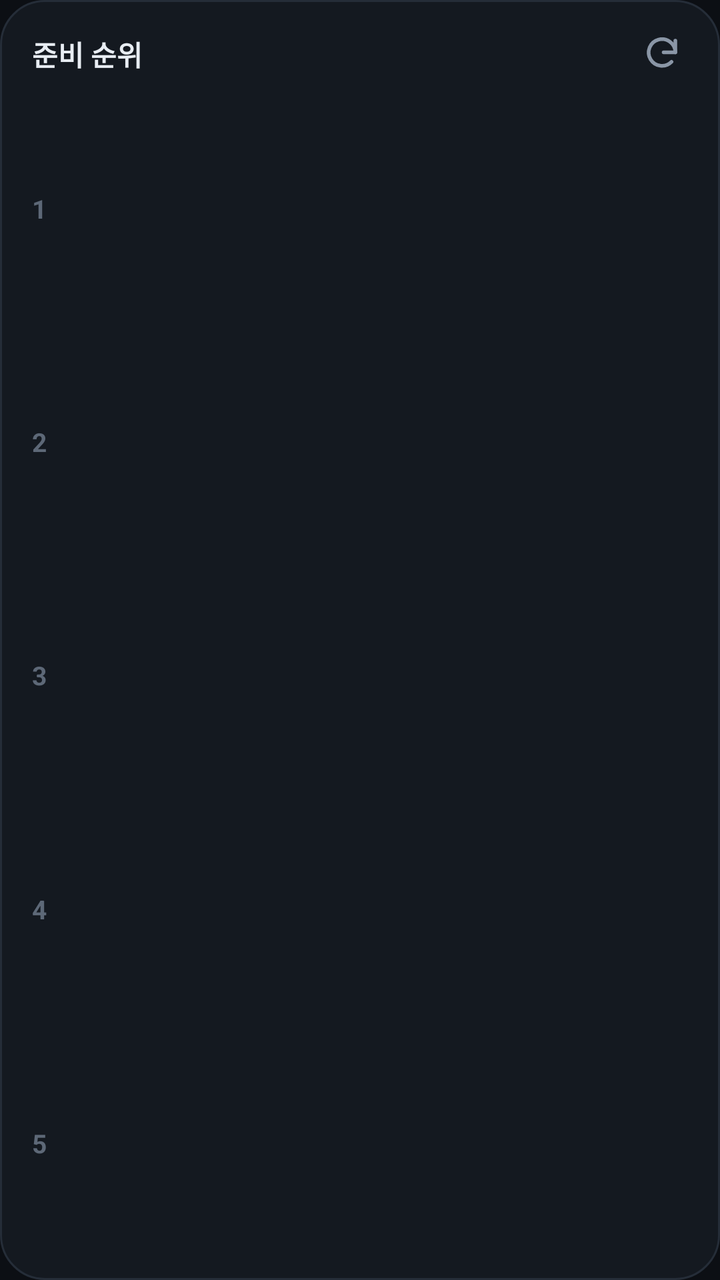
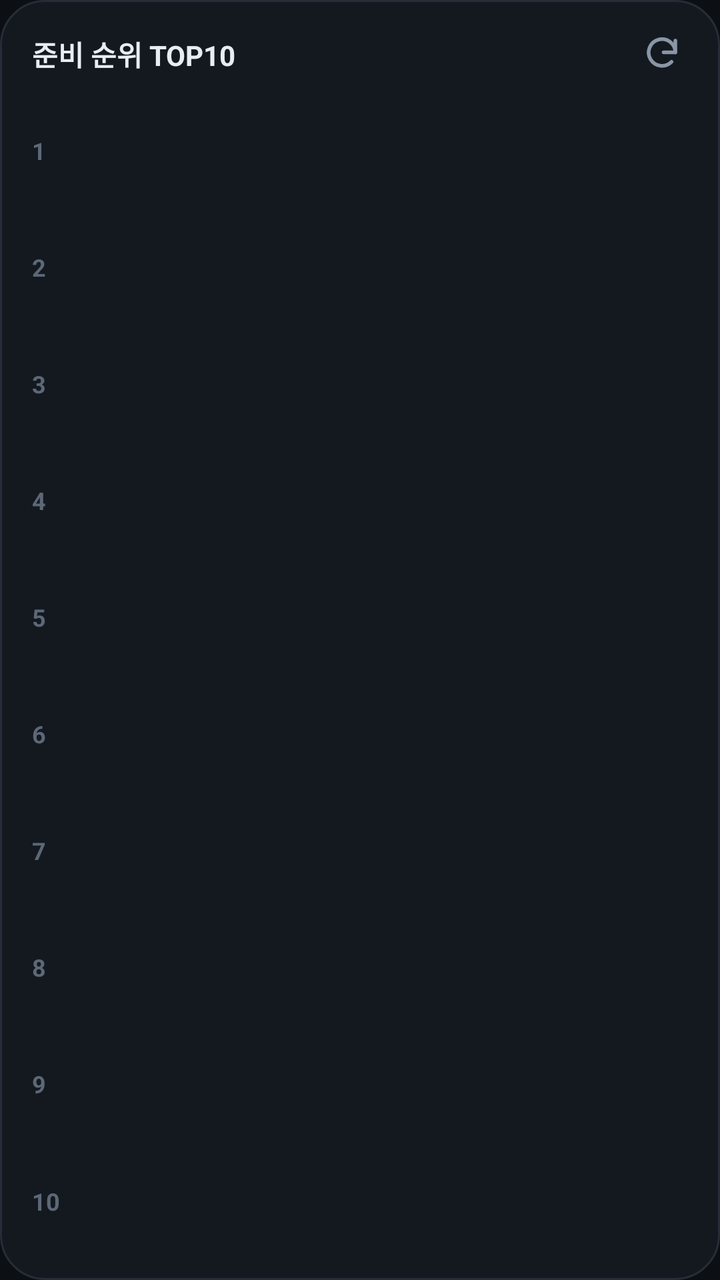

The first picture is an Android layout as it rendered before a commit; the second is the same layout after the commit. The layout source and the unified diff follow.
<!-- AndroidManifest.xml: application theme AppTheme -->
<!-- res/layout/widget.xml -->
<?xml version="1.0" encoding="utf-8"?>
<LinearLayout xmlns:android="http://schemas.android.com/apk/res/android"
    android:id="@+id/root"
    android:layout_width="match_parent"
    android:layout_height="match_parent"
    android:background="@drawable/widget_bg"
    android:orientation="vertical"
    android:paddingStart="16dp"
    android:paddingTop="12dp"
    android:paddingEnd="14dp"
    android:paddingBottom="10dp">

    <LinearLayout
        android:layout_width="match_parent"
        android:layout_height="wrap_content"
        android:gravity="center_vertical"
        android:orientation="horizontal"
        android:paddingBottom="4dp">
        <TextView
            android:layout_width="0dp"
            android:layout_height="wrap_content"
            android:layout_weight="1"
            android:text="준비 순위"
            android:textColor="#E8EDF3"
            android:textSize="14sp"
            android:textStyle="bold" />
        <TextView
            android:id="@+id/time"
            android:layout_width="wrap_content"
            android:layout_height="wrap_content"
            android:textColor="#8A96A6"
            android:textSize="11sp" />
        <ImageView
            android:id="@+id/refresh"
            android:layout_width="30dp"
            android:layout_height="30dp"
            android:padding="5dp"
            android:src="@drawable/ic_refresh"
            android:contentDescription="새로고침" />
    </LinearLayout>

    <TextView
        android:id="@+id/empty"
        android:layout_width="match_parent"
        android:layout_height="0dp"
        android:layout_weight="1"
        android:gravity="center"
        android:text="앱 설정에서 GitHub 저장소를 연결해 주세요"
        android:textColor="#8A96A6"
        android:textSize="12sp"
        android:visibility="gone" />

    <LinearLayout
        android:id="@+id/row1"
        android:layout_width="match_parent"
        android:layout_height="0dp"
        android:layout_weight="1"
        android:gravity="center_vertical"
        android:orientation="horizontal">
        <TextView
            android:layout_width="20dp"
            android:layout_height="wrap_content"
            android:text="1"
            android:textColor="#5D6877"
            android:textSize="13sp"
            android:textStyle="bold" />
        <TextView
            android:id="@+id/name1"
            android:layout_width="0dp"
            android:layout_height="wrap_content"
            android:layout_weight="1"
            android:ellipsize="end"
            android:maxLines="1"
            android:textColor="#E8EDF3"
            android:textSize="14sp" />
        <TextView
            android:id="@+id/tag1"
            android:layout_width="wrap_content"
            android:layout_height="wrap_content"
            android:layout_marginEnd="8dp"
            android:textColor="#FFCF5A"
            android:textSize="11sp"
            android:textStyle="bold" />
        <TextView
            android:id="@+id/score1"
            android:layout_width="30dp"
            android:layout_height="wrap_content"
            android:gravity="end"
            android:textColor="#36D399"
            android:textSize="15sp"
            android:textStyle="bold" />
    </LinearLayout>

    <LinearLayout
        android:id="@+id/row2"
        android:layout_width="match_parent"
        android:layout_height="0dp"
        android:layout_weight="1"
        android:gravity="center_vertical"
        android:orientation="horizontal">
        <TextView
            android:layout_width="20dp"
            android:layout_height="wrap_content"
            android:text="2"
            android:textColor="#5D6877"
            android:textSize="13sp"
            android:textStyle="bold" />
        <TextView
            android:id="@+id/name2"
            android:layout_width="0dp"
            android:layout_height="wrap_content"
            android:layout_weight="1"
            android:ellipsize="end"
            android:maxLines="1"
            android:textColor="#E8EDF3"
            android:textSize="14sp" />
        <TextView
            android:id="@+id/tag2"
            android:layout_width="wrap_content"
            android:layout_height="wrap_content"
            android:layout_marginEnd="8dp"
            android:textColor="#FFCF5A"
            android:textSize="11sp"
            android:textStyle="bold" />
        <TextView
            android:id="@+id/score2"
            android:layout_width="30dp"
            android:layout_height="wrap_content"
            android:gravity="end"
            android:textColor="#36D399"
            android:textSize="15sp"
            android:textStyle="bold" />
    </LinearLayout>

    <LinearLayout
        android:id="@+id/row3"
        android:layout_width="match_parent"
        android:layout_height="0dp"
        android:layout_weight="1"
        android:gravity="center_vertical"
        android:orientation="horizontal">
        <TextView
            android:layout_width="20dp"
            android:layout_height="wrap_content"
            android:text="3"
            android:textColor="#5D6877"
            android:textSize="13sp"
            android:textStyle="bold" />
        <TextView
            android:id="@+id/name3"
            android:layout_width="0dp"
            android:layout_height="wrap_content"
            android:layout_weight="1"
            android:ellipsize="end"
            android:maxLines="1"
            android:textColor="#E8EDF3"
            android:textSize="14sp" />
        <TextView
            android:id="@+id/tag3"
            android:layout_width="wrap_content"
            android:layout_height="wrap_content"
            android:layout_marginEnd="8dp"
            android:textColor="#FFCF5A"
            android:textSize="11sp"
            android:textStyle="bold" />
        <TextView
            android:id="@+id/score3"
            android:layout_width="30dp"
            android:layout_height="wrap_content"
            android:gravity="end"
            android:textColor="#36D399"
            android:textSize="15sp"
            android:textStyle="bold" />
    </LinearLayout>

    <LinearLayout
        android:id="@+id/row4"
        android:layout_width="match_parent"
        android:layout_height="0dp"
        android:layout_weight="1"
        android:gravity="center_vertical"
        android:orientation="horizontal">
        <TextView
            android:layout_width="20dp"
            android:layout_height="wrap_content"
            android:text="4"
            android:textColor="#5D6877"
            android:textSize="13sp"
            android:textStyle="bold" />
        <TextView
            android:id="@+id/name4"
            android:layout_width="0dp"
            android:layout_height="wrap_content"
            android:layout_weight="1"
            android:ellipsize="end"
            android:maxLines="1"
            android:textColor="#E8EDF3"
            android:textSize="14sp" />
        <TextView
            android:id="@+id/tag4"
            android:layout_width="wrap_content"
            android:layout_height="wrap_content"
            android:layout_marginEnd="8dp"
            android:textColor="#FFCF5A"
            android:textSize="11sp"
            android:textStyle="bold" />
        <TextView
            android:id="@+id/score4"
            android:layout_width="30dp"
            android:layout_height="wrap_content"
            android:gravity="end"
            android:textColor="#36D399"
            android:textSize="15sp"
            android:textStyle="bold" />
    </LinearLayout>

    <LinearLayout
        android:id="@+id/row5"
        android:layout_width="match_parent"
        android:layout_height="0dp"
        android:layout_weight="1"
        android:gravity="center_vertical"
        android:orientation="horizontal">
        <TextView
            android:layout_width="20dp"
            android:layout_height="wrap_content"
            android:text="5"
            android:textColor="#5D6877"
            android:textSize="13sp"
            android:textStyle="bold" />
        <TextView
            android:id="@+id/name5"
            android:layout_width="0dp"
            android:layout_height="wrap_content"
            android:layout_weight="1"
            android:ellipsize="end"
            android:maxLines="1"
            android:textColor="#E8EDF3"
            android:textSize="14sp" />
        <TextView
            android:id="@+id/tag5"
            android:layout_width="wrap_content"
            android:layout_height="wrap_content"
            android:layout_marginEnd="8dp"
            android:textColor="#FFCF5A"
            android:textSize="11sp"
            android:textStyle="bold" />
        <TextView
            android:id="@+id/score5"
            android:layout_width="30dp"
            android:layout_height="wrap_content"
            android:gravity="end"
            android:textColor="#36D399"
            android:textSize="15sp"
            android:textStyle="bold" />
    </LinearLayout>

</LinearLayout>
<!-- resources referenced by this layout -->
<resources>
  <!-- drawable ic_refresh (drawable) -->
  <?xml version="1.0" encoding="utf-8"?>
  <vector xmlns:android="http://schemas.android.com/apk/res/android"
      android:width="20dp" android:height="20dp" android:viewportWidth="24" android:viewportHeight="24">
      <path android:pathData="M20,11a8,8 0,1 0,-2.3 5.7" android:strokeColor="#8A96A6" android:strokeWidth="2.2" android:strokeLineCap="round" android:fillColor="#00000000"/>
      <path android:pathData="M20,4v7h-7" android:strokeColor="#8A96A6" android:strokeWidth="2.2" android:strokeLineCap="round" android:strokeLineJoin="round" android:fillColor="#00000000"/>
  </vector>
  <!-- drawable widget_bg (drawable) -->
  <?xml version="1.0" encoding="utf-8"?>
  <shape xmlns:android="http://schemas.android.com/apk/res/android" android:shape="rectangle">
      <solid android:color="#F2151A21" />
      <stroke android:width="1dp" android:color="#252D38" />
      <corners android:radius="22dp" />
  </shape>
  <style name="AppTheme" parent="@android:style/Theme.Material.NoActionBar">
          <item name="android:windowBackground">@color/bg</item>
          <item name="android:statusBarColor">@color/bg</item>
          <item name="android:navigationBarColor">@color/bg</item>
      </style>
  <color name="bg">#0C0F14</color>
</resources>

<!-- the commit's change to res/layout/widget.xml (unified diff, before → after) -->
@@ -20,7 +20,7 @@
             android:layout_width="0dp"
             android:layout_height="wrap_content"
             android:layout_weight="1"
-            android:text="준비 순위"
+            android:text="준비 순위 TOP10"
             android:textColor="#E8EDF3"
             android:textSize="14sp"
             android:textStyle="bold" />
@@ -62,7 +62,7 @@
             android:layout_height="wrap_content"
             android:text="1"
             android:textColor="#5D6877"
-            android:textSize="13sp"
+            android:textSize="12sp"
             android:textStyle="bold" />
         <TextView
             android:id="@+id/name1"
@@ -72,22 +72,29 @@
             android:ellipsize="end"
             android:maxLines="1"
             android:textColor="#E8EDF3"
-            android:textSize="14sp" />
+            android:textSize="13sp" />
+        <TextView
+            android:id="@+id/fin1"
+            android:layout_width="wrap_content"
+            android:layout_height="wrap_content"
+            android:layout_marginEnd="6dp"
+            android:textSize="11sp"
+            android:textStyle="bold" />
         <TextView
             android:id="@+id/tag1"
             android:layout_width="wrap_content"
             android:layout_height="wrap_content"
-            android:layout_marginEnd="8dp"
+            android:layout_marginEnd="6dp"
             android:textColor="#FFCF5A"
             android:textSize="11sp"
             android:textStyle="bold" />
         <TextView
             android:id="@+id/score1"
-            android:layout_width="30dp"
-            android:layout_height="wrap_content"
-            android:gravity="end"
-            android:textColor="#36D399"
-            android:textSize="15sp"
+            android:layout_width="28dp"
+            android:layout_height="wrap_content"
+            android:gravity="end"
+            android:textColor="#36D399"
+            android:textSize="14sp"
             android:textStyle="bold" />
     </LinearLayout>
 
@@ -103,7 +110,7 @@
             android:layout_height="wrap_content"
             android:text="2"
             android:textColor="#5D6877"
-            android:textSize="13sp"
+            android:textSize="12sp"
             android:textStyle="bold" />
         <TextView
             android:id="@+id/name2"
@@ -113,22 +120,29 @@
             android:ellipsize="end"
             android:maxLines="1"
             android:textColor="#E8EDF3"
-            android:textSize="14sp" />
+            android:textSize="13sp" />
+        <TextView
+            android:id="@+id/fin2"
+            android:layout_width="wrap_content"
+            android:layout_height="wrap_content"
+            android:layout_marginEnd="6dp"
+            android:textSize="11sp"
+            android:textStyle="bold" />
         <TextView
             android:id="@+id/tag2"
             android:layout_width="wrap_content"
             android:layout_height="wrap_content"
-            android:layout_marginEnd="8dp"
+            android:layout_marginEnd="6dp"
             android:textColor="#FFCF5A"
             android:textSize="11sp"
             android:textStyle="bold" />
         <TextView
             android:id="@+id/score2"
-            android:layout_width="30dp"
-            android:layout_height="wrap_content"
-            android:gravity="end"
-            android:textColor="#36D399"
-            android:textSize="15sp"
+            android:layout_width="28dp"
+            android:layout_height="wrap_content"
+            android:gravity="end"
+            android:textColor="#36D399"
+            android:textSize="14sp"
             android:textStyle="bold" />
     </LinearLayout>
 
@@ -144,7 +158,7 @@
             android:layout_height="wrap_content"
             android:text="3"
             android:textColor="#5D6877"
-            android:textSize="13sp"
+            android:textSize="12sp"
             android:textStyle="bold" />
         <TextView
             android:id="@+id/name3"
@@ -154,22 +168,29 @@
             android:ellipsize="end"
             android:maxLines="1"
             android:textColor="#E8EDF3"
-            android:textSize="14sp" />
+            android:textSize="13sp" />
+        <TextView
+            android:id="@+id/fin3"
+            android:layout_width="wrap_content"
+            android:layout_height="wrap_content"
+            android:layout_marginEnd="6dp"
+            android:textSize="11sp"
+            android:textStyle="bold" />
         <TextView
             android:id="@+id/tag3"
             android:layout_width="wrap_content"
             android:layout_height="wrap_content"
-            android:layout_marginEnd="8dp"
+            android:layout_marginEnd="6dp"
             android:textColor="#FFCF5A"
             android:textSize="11sp"
             android:textStyle="bold" />
         <TextView
             android:id="@+id/score3"
-            android:layout_width="30dp"
-            android:layout_height="wrap_content"
-            android:gravity="end"
-            android:textColor="#36D399"
-            android:textSize="15sp"
+            android:layout_width="28dp"
+            android:layout_height="wrap_content"
+            android:gravity="end"
+            android:textColor="#36D399"
+            android:textSize="14sp"
             android:textStyle="bold" />
     </LinearLayout>
 
@@ -185,7 +206,7 @@
             android:layout_height="wrap_content"
             android:text="4"
             android:textColor="#5D6877"
-            android:textSize="13sp"
+            android:textSize="12sp"
             android:textStyle="bold" />
         <TextView
             android:id="@+id/name4"
@@ -195,22 +216,29 @@
             android:ellipsize="end"
             android:maxLines="1"
             android:textColor="#E8EDF3"
-            android:textSize="14sp" />
+            android:textSize="13sp" />
+        <TextView
+            android:id="@+id/fin4"
+            android:layout_width="wrap_content"
+            android:layout_height="wrap_content"
+            android:layout_marginEnd="6dp"
+            android:textSize="11sp"
+            android:textStyle="bold" />
         <TextView
             android:id="@+id/tag4"
             android:layout_width="wrap_content"
             android:layout_height="wrap_content"
-            android:layout_marginEnd="8dp"
+            android:layout_marginEnd="6dp"
             android:textColor="#FFCF5A"
             android:textSize="11sp"
             android:textStyle="bold" />
         <TextView
             android:id="@+id/score4"
-            android:layout_width="30dp"
-            android:layout_height="wrap_content"
-            android:gravity="end"
-            android:textColor="#36D399"
-            android:textSize="15sp"
+            android:layout_width="28dp"
+            android:layout_height="wrap_content"
+            android:gravity="end"
+            android:textColor="#36D399"
+            android:textSize="14sp"
             android:textStyle="bold" />
     </LinearLayout>
 
@@ -226,7 +254,7 @@
             android:layout_height="wrap_content"
             android:text="5"
             android:textColor="#5D6877"
-            android:textSize="13sp"
+            android:textSize="12sp"
             android:textStyle="bold" />
         <TextView
             android:id="@+id/name5"
@@ -236,22 +264,269 @@
             android:ellipsize="end"
             android:maxLines="1"
             android:textColor="#E8EDF3"
-            android:textSize="14sp" />
+            android:textSize="13sp" />
+        <TextView
+            android:id="@+id/fin5"
+            android:layout_width="wrap_content"
+            android:layout_height="wrap_content"
+            android:layout_marginEnd="6dp"
+            android:textSize="11sp"
+            android:textStyle="bold" />
         <TextView
             android:id="@+id/tag5"
             android:layout_width="wrap_content"
             android:layout_height="wrap_content"
-            android:layout_marginEnd="8dp"
+            android:layout_marginEnd="6dp"
             android:textColor="#FFCF5A"
             android:textSize="11sp"
             android:textStyle="bold" />
         <TextView
             android:id="@+id/score5"
-            android:layout_width="30dp"
-            android:layout_height="wrap_content"
-            android:gravity="end"
-            android:textColor="#36D399"
-            android:textSize="15sp"
+            android:layout_width="28dp"
+            android:layout_height="wrap_content"
+            android:gravity="end"
+            android:textColor="#36D399"
+            android:textSize="14sp"
+            android:textStyle="bold" />
+    </LinearLayout>
+
+    <LinearLayout
+        android:id="@+id/row6"
+        android:layout_width="match_parent"
+        android:layout_height="0dp"
+        android:layout_weight="1"
+        android:gravity="center_vertical"
+        android:orientation="horizontal">
+        <TextView
+            android:layout_width="20dp"
+            android:layout_height="wrap_content"
+            android:text="6"
+            android:textColor="#5D6877"
+            android:textSize="12sp"
+            android:textStyle="bold" />
+        <TextView
+            android:id="@+id/name6"
+            android:layout_width="0dp"
+            android:layout_height="wrap_content"
+            android:layout_weight="1"
+            android:ellipsize="end"
+            android:maxLines="1"
+            android:textColor="#E8EDF3"
+            android:textSize="13sp" />
+        <TextView
+            android:id="@+id/fin6"
+            android:layout_width="wrap_content"
+            android:layout_height="wrap_content"
+            android:layout_marginEnd="6dp"
+            android:textSize="11sp"
+            android:textStyle="bold" />
+        <TextView
+            android:id="@+id/tag6"
+            android:layout_width="wrap_content"
+            android:layout_height="wrap_content"
+            android:layout_marginEnd="6dp"
+            android:textColor="#FFCF5A"
+            android:textSize="11sp"
+            android:textStyle="bold" />
+        <TextView
+            android:id="@+id/score6"
+            android:layout_width="28dp"
+            android:layout_height="wrap_content"
+            android:gravity="end"
+            android:textColor="#36D399"
+            android:textSize="14sp"
+            android:textStyle="bold" />
+    </LinearLayout>
+
+    <LinearLayout
+        android:id="@+id/row7"
+        android:layout_width="match_parent"
+        android:layout_height="0dp"
+        android:layout_weight="1"
+        android:gravity="center_vertical"
+        android:orientation="horizontal">
+        <TextView
+            android:layout_width="20dp"
+            android:layout_height="wrap_content"
+            android:text="7"
+            android:textColor="#5D6877"
+            android:textSize="12sp"
+            android:textStyle="bold" />
+        <TextView
+            android:id="@+id/name7"
+            android:layout_width="0dp"
+            android:layout_height="wrap_content"
+            android:layout_weight="1"
+            android:ellipsize="end"
+            android:maxLines="1"
+            android:textColor="#E8EDF3"
+            android:textSize="13sp" />
+        <TextView
+            android:id="@+id/fin7"
+            android:layout_width="wrap_content"
+            android:layout_height="wrap_content"
+            android:layout_marginEnd="6dp"
+            android:textSize="11sp"
+            android:textStyle="bold" />
+        <TextView
+            android:id="@+id/tag7"
+            android:layout_width="wrap_content"
+            android:layout_height="wrap_content"
+            android:layout_marginEnd="6dp"
+            android:textColor="#FFCF5A"
+            android:textSize="11sp"
+            android:textStyle="bold" />
+        <TextView
+            android:id="@+id/score7"
+            android:layout_width="28dp"
+            android:layout_height="wrap_content"
+            android:gravity="end"
+            android:textColor="#36D399"
+            android:textSize="14sp"
+            android:textStyle="bold" />
+    </LinearLayout>
+
+    <LinearLayout
+        android:id="@+id/row8"
+        android:layout_width="match_parent"
+        android:layout_height="0dp"
+        android:layout_weight="1"
+        android:gravity="center_vertical"
+        android:orientation="horizontal">
+        <TextView
+            android:layout_width="20dp"
+            android:layout_height="wrap_content"
+            android:text="8"
+            android:textColor="#5D6877"
+            android:textSize="12sp"
+            android:textStyle="bold" />
+        <TextView
+            android:id="@+id/name8"
+            android:layout_width="0dp"
+            android:layout_height="wrap_content"
+            android:layout_weight="1"
+            android:ellipsize="end"
+            android:maxLines="1"
+            android:textColor="#E8EDF3"
+            android:textSize="13sp" />
+        <TextView
+            android:id="@+id/fin8"
+            android:layout_width="wrap_content"
+            android:layout_height="wrap_content"
+            android:layout_marginEnd="6dp"
+            android:textSize="11sp"
+            android:textStyle="bold" />
+        <TextView
+            android:id="@+id/tag8"
+            android:layout_width="wrap_content"
+            android:layout_height="wrap_content"
+            android:layout_marginEnd="6dp"
+            android:textColor="#FFCF5A"
+            android:textSize="11sp"
+            android:textStyle="bold" />
+        <TextView
+            android:id="@+id/score8"
+            android:layout_width="28dp"
+            android:layout_height="wrap_content"
+            android:gravity="end"
+            android:textColor="#36D399"
+            android:textSize="14sp"
+            android:textStyle="bold" />
+    </LinearLayout>
+
+    <LinearLayout
+        android:id="@+id/row9"
+        android:layout_width="match_parent"
+        android:layout_height="0dp"
+        android:layout_weight="1"
+        android:gravity="center_vertical"
+        android:orientation="horizontal">
+        <TextView
+            android:layout_width="20dp"
+            android:layout_height="wrap_content"
+            android:text="9"
+            android:textColor="#5D6877"
+            android:textSize="12sp"
+            android:textStyle="bold" />
+        <TextView
+            android:id="@+id/name9"
+            android:layout_width="0dp"
+            android:layout_height="wrap_content"
+            android:layout_weight="1"
+            android:ellipsize="end"
+            android:maxLines="1"
+            android:textColor="#E8EDF3"
+            android:textSize="13sp" />
+        <TextView
+            android:id="@+id/fin9"
+            android:layout_width="wrap_content"
+            android:layout_height="wrap_content"
+            android:layout_marginEnd="6dp"
+            android:textSize="11sp"
+            android:textStyle="bold" />
+        <TextView
+            android:id="@+id/tag9"
+            android:layout_width="wrap_content"
+            android:layout_height="wrap_content"
+            android:layout_marginEnd="6dp"
+            android:textColor="#FFCF5A"
+            android:textSize="11sp"
+            android:textStyle="bold" />
+        <TextView
+            android:id="@+id/score9"
+            android:layout_width="28dp"
+            android:layout_height="wrap_content"
+            android:gravity="end"
+            android:textColor="#36D399"
+            android:textSize="14sp"
+            android:textStyle="bold" />
+    </LinearLayout>
+
+    <LinearLayout
+        android:id="@+id/row10"
+        android:layout_width="match_parent"
+        android:layout_height="0dp"
+        android:layout_weight="1"
+        android:gravity="center_vertical"
+        android:orientation="horizontal">
+        <TextView
+            android:layout_width="20dp"
+            android:layout_height="wrap_content"
+            android:text="10"
+            android:textColor="#5D6877"
+            android:textSize="12sp"
+            android:textStyle="bold" />
+        <TextView
+            android:id="@+id/name10"
+            android:layout_width="0dp"
+            android:layout_height="wrap_content"
+            android:layout_weight="1"
+            android:ellipsize="end"
+            android:maxLines="1"
+            android:textColor="#E8EDF3"
+            android:textSize="13sp" />
+        <TextView
+            android:id="@+id/fin10"
+            android:layout_width="wrap_content"
+            android:layout_height="wrap_content"
+            android:layout_marginEnd="6dp"
+            android:textSize="11sp"
+            android:textStyle="bold" />
+        <TextView
+            android:id="@+id/tag10"
+            android:layout_width="wrap_content"
+            android:layout_height="wrap_content"
+            android:layout_marginEnd="6dp"
+            android:textColor="#FFCF5A"
+            android:textSize="11sp"
+            android:textStyle="bold" />
+        <TextView
+            android:id="@+id/score10"
+            android:layout_width="28dp"
+            android:layout_height="wrap_content"
+            android:gravity="end"
+            android:textColor="#36D399"
+            android:textSize="14sp"
             android:textStyle="bold" />
     </LinearLayout>
 
